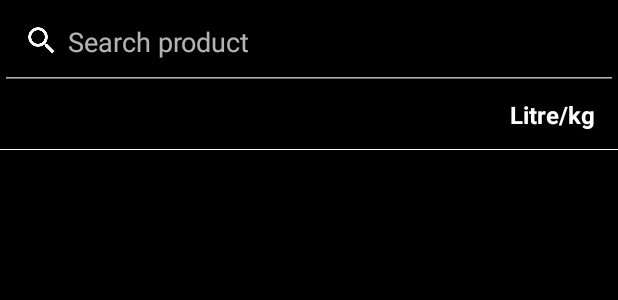
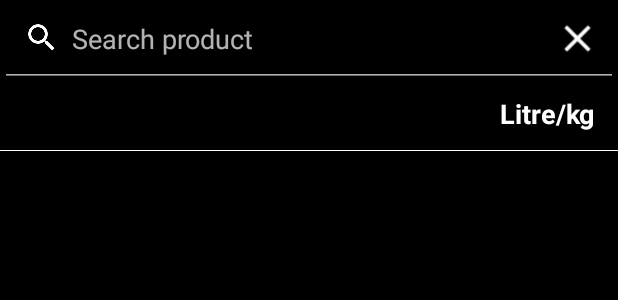
Before and after one commit to evgenyneu/water-footprint-android, an Android app: the layout activity_product_list.xml on its own in the app's theme, with its tools: preview values and no code run, on a phone screen of 412 x 824 dp. Shown: the top 300 px of the screen. Run offline under Robolectric (Android 15) with nearby library versions, the light colour scheme and no system bars; network calls fail.

Commit message:
Clear button

```diff
--- a/app/src/main/res/layout/activity_product_list.xml
+++ b/app/src/main/res/layout/activity_product_list.xml
@@ -1,6 +1,7 @@
 <?xml version="1.0" encoding="utf-8"?>
 <RelativeLayout xmlns:android="http://schemas.android.com/apk/res/android"
-    xmlns:tools="http://schemas.android.com/tools" android:layout_width="match_parent"
+    xmlns:tools="http://schemas.android.com/tools"
+    android:layout_width="match_parent"
     android:layout_height="match_parent"
     android:paddingStart="@dimen/activity_horizontal_margin"
     android:paddingEnd="@dimen/activity_horizontal_margin"
@@ -12,32 +13,59 @@
     android:descendantFocusability="beforeDescendants"
     android:focusableInTouchMode="true">
 
+    <FrameLayout
+        android:id="@+id/search_group"
+        android:layout_width="fill_parent"
+        android:layout_height="wrap_content">
+
         <EditText
             android:id="@+id/search_edit_text"
-        android:layout_width="match_parent"
+            android:layout_width="fill_parent"
             android:layout_height="wrap_content"
+            android:layout_gravity="start"
+            android:textSize="@dimen/font_size_body"
+            android:textAlignment="viewStart"
             android:hint="@string/search_edit_text_hint"
-        android:paddingTop="15dp"
+            android:paddingTop="13dp"
             android:paddingBottom="20dp"
             android:paddingStart="@dimen/list_horizontal_margin"
-        android:paddingEnd="@dimen/list_horizontal_margin"
-        android:paddingRight="@dimen/list_horizontal_margin"
             android:paddingLeft="@dimen/list_horizontal_margin"
+            android:paddingEnd="50dp"
+            android:paddingRight="50dp"
             android:drawableLeft="@drawable/ic_search_white_24dp"
             android:drawableStart="@drawable/ic_search_white_24dp"
-        android:drawablePadding="5dp"
+            android:drawablePadding="8dp"
             android:singleLine="true"
             />
 
+        <LinearLayout
+            android:layout_width="30dp"
+            android:layout_height="30dp"
+            android:layout_marginEnd="12dp"
+            android:layout_marginRight="12dp"
+            android:layout_gravity="end|center_vertical">
+
+            <Button
+                android:id="@+id/clear_search_button"
+                android:layout_width="30dp"
+                android:layout_height="30dp"
+                android:layout_marginTop="-3dp"
+                android:background="@drawable/ic_clear_white_24dp"
+                android:onClick="didTapClearSearchButton"/>
+
+        </LinearLayout>
+
+    </FrameLayout>
+
     <TextView
         android:id="@+id/units_text_view"
-        android:layout_below="@id/search_edit_text"
+        android:layout_below="@id/search_group"
         android:layout_width="match_parent"
         android:layout_height="wrap_content"
         android:text="@string/units"
         android:textStyle="bold"
 
-        android:textAppearance="?android:attr/textAppearanceListItemSmall"
+        android:textSize="@dimen/font_size_body"
         android:gravity="center_vertical|end"
         android:textAlignment="viewEnd"
         android:paddingTop="@dimen/unit_top_padding"
--- a/app/src/main/res/layout/product_row.xml
+++ b/app/src/main/res/layout/product_row.xml
@@ -11,9 +11,8 @@
         android:layout_width="wrap_content"
         android:layout_height="wrap_content"
         android:text="@+id/product_name"
+        android:textSize="@dimen/font_size_body"
         android:layout_weight="1"
-
-        android:textAppearance="?android:attr/textAppearanceListItemSmall"
         android:gravity="start|center_vertical"
         android:textAlignment="viewStart"
         android:paddingStart="@dimen/list_horizontal_margin"
@@ -30,8 +29,7 @@
         android:layout_width="wrap_content"
         android:layout_height="match_parent"
         android:text="@+id/product_water_footprint"
-
-        android:textAppearance="?android:attr/textAppearanceListItemSmall"
+        android:textSize="@dimen/font_size_body"
         android:gravity="end|center_vertical"
 
         android:paddingStart="@dimen/list_horizontal_margin"
--- a/app/src/main/res/values/dimens.xml
+++ b/app/src/main/res/values/dimens.xml
@@ -3,6 +3,7 @@
     <dimen name="activity_horizontal_margin">0dp</dimen>
     <dimen name="activity_vertical_margin">0dp</dimen>
 
+    <dimen name="font_size_body">18sp</dimen>
 
     <dimen name="unit_top_padding">5dp</dimen>
     <dimen name="unit_bottom_padding">12dp</dimen>
```
Also changed, not shown: app/src/main/java/com/evgenii/waterfootprint/ProductListActivity.java (+19 -0 lines), app/src/main/res/drawable-hdpi/ic_clear_white_24dp.png (added), app/src/main/res/drawable-mdpi/ic_clear_white_24dp.png (added), app/src/main/res/drawable-xhdpi/ic_clear_white_24dp.png (added), app/src/main/res/drawable-xxhdpi/ic_clear_white_24dp.png (added), app/src/main/res/drawable-xxxhdpi/ic_clear_white_24dp.png (added). Lines whose indentation alone changed are shown as unchanged.
